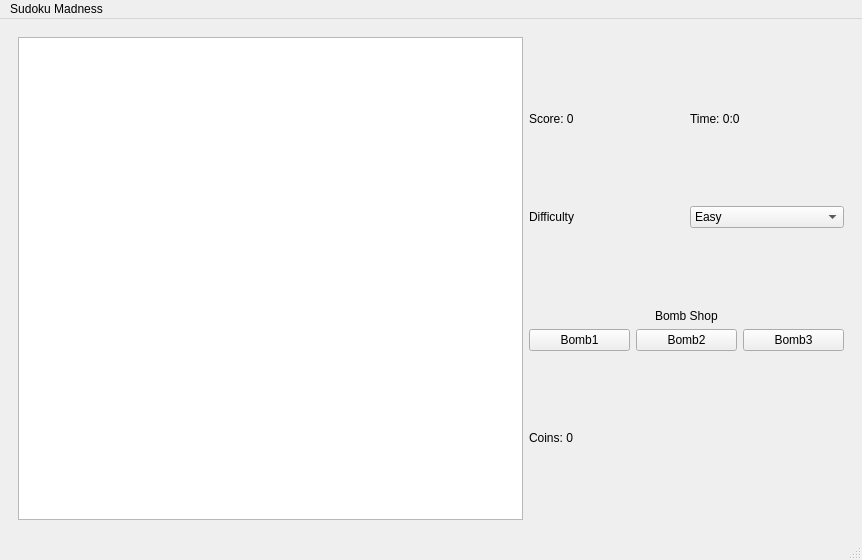
First picture: the form in gui/window/mainwindow.ui, repository livcristi/Sudoku-Madness, before the edit.
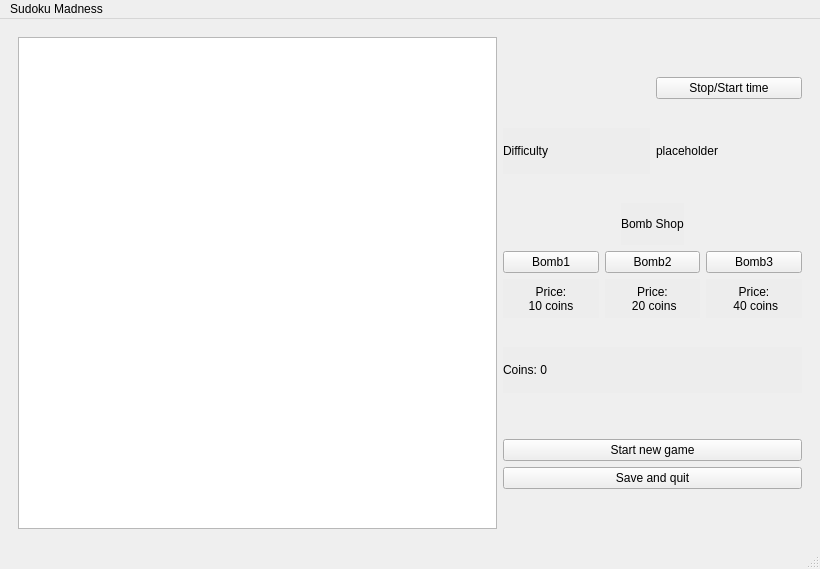
Second picture: the form after the edit. The open tabs and pages were chosen to show the change. Custom widgets are drawn as their Qt base class.

Commit message: Changed the login page and added a different difficulty selector

```diff
--- a/gui/window/mainwindow.ui
+++ b/gui/window/mainwindow.ui
@@ -6,8 +6,8 @@
    <rect>
     <x>0</x>
     <y>0</y>
-    <width>862</width>
-    <height>560</height>
+    <width>820</width>
+    <height>569</height>
    </rect>
   </property>
   <property name="windowTitle">
@@ -60,7 +60,7 @@
          </widget>
         </item>
         <item>
-         <layout class="QVBoxLayout" name="verticalLayout_2" stretch="0,0,0,0,0,0,0,0,0">
+         <layout class="QVBoxLayout" name="verticalLayout_2" stretch="0,2,1,2,1,5,1,2,0,0,0,0">
           <item>
            <spacer name="verticalSpacer_4">
             <property name="orientation">
@@ -77,16 +77,12 @@
           <item>
            <layout class="QHBoxLayout" name="horizontalLayout_3">
             <item>
-             <widget class="QLabel" name="label">
-              <property name="text">
-               <string>Score: 0</string>
-              </property>
-             </widget>
+             <widget class="ChronoUI" name="chronometerUI" native="true"/>
             </item>
             <item>
-             <widget class="QLabel" name="label_2">
+             <widget class="QPushButton" name="stopStartButton">
               <property name="text">
-               <string>Time: 0:0</string>
+               <string>Stop/Start time</string>
               </property>
              </widget>
             </item>
@@ -108,29 +104,22 @@
           <item>
            <layout class="QHBoxLayout" name="horizontalLayout_4">
             <item>
-             <widget class="QLabel" name="label_3">
+             <widget class="QLabel" name="difficultyLabel">
+              <property name="styleSheet">
+               <string notr="true">font: 18pt &quot;Cooper Black&quot;;
+background-color: rgba(173, 173, 173, 10);
+color: black;</string>
+              </property>
               <property name="text">
                <string>Difficulty</string>
               </property>
              </widget>
             </item>
             <item>
-             <widget class="QComboBox" name="difficultySetting">
-              <item>
+             <widget class="QLabel" name="difficultyTextLabel">
                <property name="text">
-                <string>Easy</string>
-               </property>
-              </item>
-              <item>
-               <property name="text">
-                <string>Medium</string>
-               </property>
-              </item>
-              <item>
-               <property name="text">
-                <string>Hard</string>
-               </property>
-              </item>
+               <string>placeholder</string>
+              </property>
              </widget>
             </item>
            </layout>
@@ -149,9 +138,14 @@
            </spacer>
           </item>
           <item>
-           <layout class="QVBoxLayout" name="verticalLayout_5">
+           <layout class="QVBoxLayout" name="verticalLayout_5" stretch="5,8">
             <item alignment="Qt::AlignHCenter">
              <widget class="QLabel" name="label_4">
+              <property name="styleSheet">
+               <string notr="true">font: 20pt &quot;Cooper Black&quot;;
+background-color: rgba(173, 173, 173, 10);
+color: black;</string>
+              </property>
               <property name="text">
                <string>Bomb Shop</string>
               </property>
@@ -160,13 +154,41 @@
             <item>
              <layout class="QHBoxLayout" name="horizontalLayout_5">
               <item>
+               <layout class="QVBoxLayout" name="verticalLayout_4" stretch="2,3">
+                <item>
                <widget class="QPushButton" name="pushButton">
+                  <property name="sizePolicy">
+                   <sizepolicy hsizetype="Minimum" vsizetype="Fixed">
+                    <horstretch>0</horstretch>
+                    <verstretch>0</verstretch>
+                   </sizepolicy>
+                  </property>
                 <property name="text">
                  <string>Bomb1</string>
                 </property>
                </widget>
               </item>
               <item>
+                 <widget class="QLabel" name="label">
+                  <property name="styleSheet">
+                   <string notr="true">font: 10pt &quot;Cooper Black&quot;;
+background-color: rgba(173, 173, 173, 10);
+color: black;</string>
+                  </property>
+                  <property name="text">
+                   <string>Price:
+10 coins</string>
+                  </property>
+                  <property name="alignment">
+                   <set>Qt::AlignCenter</set>
+                  </property>
+                 </widget>
+                </item>
+               </layout>
+              </item>
+              <item>
+               <layout class="QVBoxLayout" name="verticalLayout_6">
+                <item>
                <widget class="QPushButton" name="pushButton_2">
                 <property name="text">
                  <string>Bomb2</string>
@@ -174,12 +196,50 @@
                </widget>
               </item>
               <item>
+                 <widget class="QLabel" name="label_2">
+                  <property name="styleSheet">
+                   <string notr="true">font: 10pt &quot;Cooper Black&quot;;
+background-color: rgba(173, 173, 173, 10);
+color: black;</string>
+                  </property>
+                  <property name="text">
+                   <string>Price:
+ 20 coins</string>
+                  </property>
+                  <property name="alignment">
+                   <set>Qt::AlignCenter</set>
+                  </property>
+                 </widget>
+                </item>
+               </layout>
+              </item>
+              <item>
+               <layout class="QVBoxLayout" name="verticalLayout_7">
+                <item>
                <widget class="QPushButton" name="pushButton_3">
                 <property name="text">
                  <string>Bomb3</string>
                 </property>
                </widget>
               </item>
+                <item>
+                 <widget class="QLabel" name="label_3">
+                  <property name="styleSheet">
+                   <string notr="true">font: 10pt &quot;Cooper Black&quot;;
+background-color: rgba(173, 173, 173, 10);
+color: black;</string>
+                  </property>
+                  <property name="text">
+                   <string>Price:
+ 40 coins</string>
+                  </property>
+                  <property name="alignment">
+                   <set>Qt::AlignCenter</set>
+                  </property>
+                 </widget>
+                </item>
+               </layout>
+              </item>
              </layout>
             </item>
            </layout>
@@ -200,7 +260,12 @@
           <item>
            <layout class="QHBoxLayout" name="horizontalLayout_6">
             <item>
-             <widget class="QLabel" name="label_5">
+             <widget class="QLabel" name="coinsLabel">
+              <property name="styleSheet">
+               <string notr="true">font: 20pt &quot;Cooper Black&quot;;
+background-color: rgba(173, 173, 173, 10);
+color: black;</string>
+              </property>
               <property name="text">
                <string>Coins: 0</string>
               </property>
@@ -221,6 +286,33 @@
             </property>
            </spacer>
           </item>
+          <item>
+           <widget class="QPushButton" name="startNewButton">
+            <property name="text">
+             <string>Start new game</string>
+            </property>
+           </widget>
+          </item>
+          <item>
+           <widget class="QPushButton" name="saveQuitButton">
+            <property name="text">
+             <string>Save and quit</string>
+            </property>
+           </widget>
+          </item>
+          <item>
+           <spacer name="verticalSpacer_6">
+            <property name="orientation">
+             <enum>Qt::Vertical</enum>
+            </property>
+            <property name="sizeHint" stdset="0">
+             <size>
+              <width>20</width>
+              <height>40</height>
+             </size>
+            </property>
+           </spacer>
+          </item>
          </layout>
         </item>
        </layout>
@@ -330,7 +422,7 @@
     <rect>
      <x>0</x>
      <y>0</y>
-     <width>862</width>
+     <width>820</width>
      <height>25</height>
     </rect>
    </property>
@@ -342,6 +434,14 @@
    <addaction name="menuSudoku_Madness"/>
   </widget>
  </widget>
+ <customwidgets>
+  <customwidget>
+   <class>ChronoUI</class>
+   <extends>QWidget</extends>
+   <header>gui/helper_widgets/chronometer/chronoui.h</header>
+   <container>1</container>
+  </customwidget>
+ </customwidgets>
  <resources/>
  <connections/>
 </ui>
```
Left out of the diff: 106 changed lines with no effect on the pictures. Lines whose indentation alone changed are shown as unchanged. The commit also changes 20 other files.
